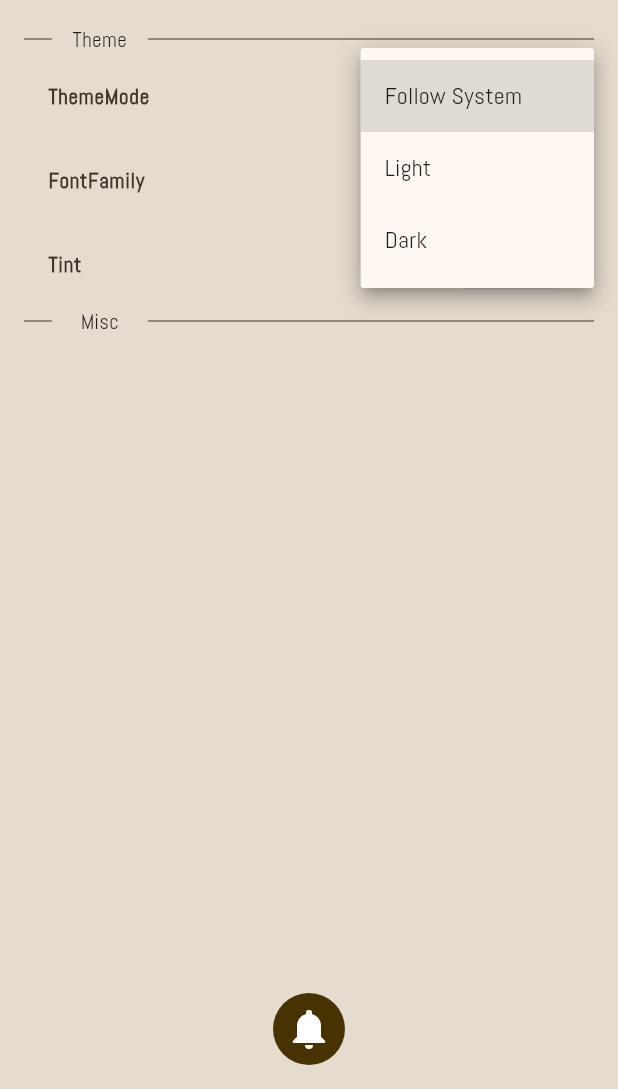
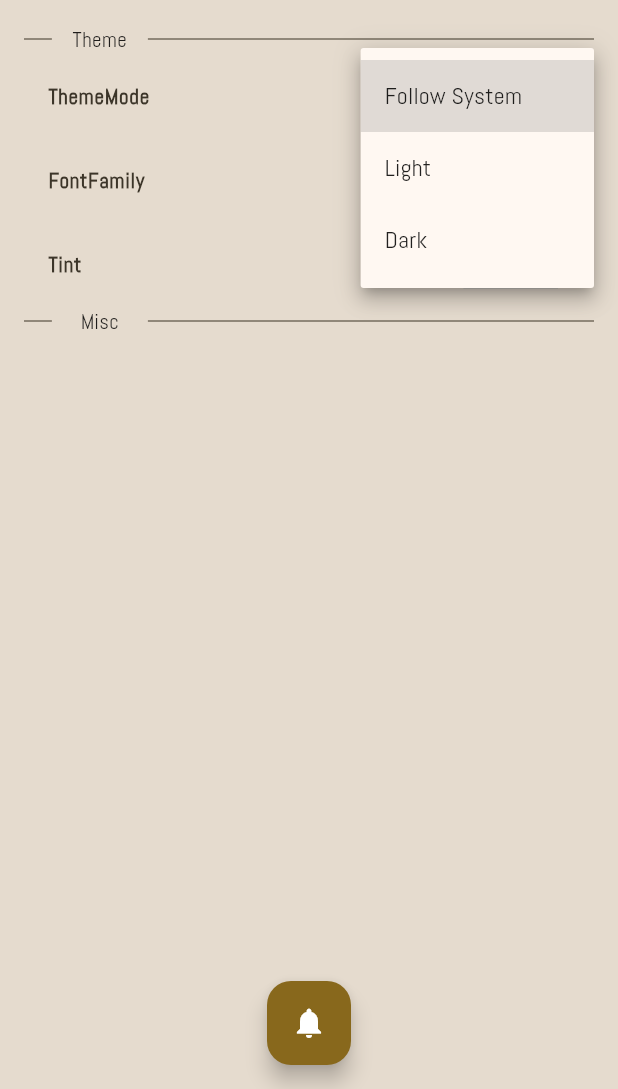
Before and after one commit to undefinedpatient/idea_cache, a Flutter app: the screen it shows after launch, after a tap on "Follow System", on a phone screen of 412 x 824 dp, the part 147-1236 px from its top. Run offline on Flutter 3.47's test engine with Material 3 defaults, Android fonts, the phone set to English and light mode, and no system bars; our stand-ins replace file_picker, flutter_local_notifications, flutter_timezone, shared_preferences, timezone; missing offline and left inert: flutter_quill, window_manager.

Commit message:
Updated complete phone basic ui

```diff
--- a/lib/component/reminderbutton.dart
+++ b/lib/component/reminderbutton.dart
@@ -86,27 +86,24 @@ class _ICReminderButtonState extends State<ICReminderButton> {
         .split('.')[0];
     return Consumer<ICNotificationHandler>(
       builder: (context, handler, child) {
-        return IconButton.filled(
-          style: ButtonStyle(
-            backgroundColor: WidgetStateColor.fromMap({
-              WidgetState.any: (reminder?.status == reminderStatus.TRIGGERED)
-                  ? Colors.yellow.shade700
-                  : Theme.of(context).colorScheme.primary,
-            }),
-          ),
-          onPressed: widget.onTap,
-
-          icon: (reminder != null)
-              ? Row(
+        return (reminder == null)
+            ? FloatingActionButton(
+                onPressed: widget.onTap,
+                child: const Icon(Icons.notifications),
+              )
+            : FloatingActionButton.extended(
+                // style: ButtonStyle(
+                //   backgroundColor: WidgetStateColor.fromMap({
+                //     WidgetState.any: (reminder?.status == reminderStatus.TRIGGERED)
+                //         ? Colors.yellow.shade700
+                //         : Theme.of(context).colorScheme.primary,
+                //   }),
+                // ),
+                onPressed: widget.onTap,
+                label: Row(
                   spacing: 8,
                   mainAxisSize: MainAxisSize.min,
                   children: [
-                    Icon(
-                      (reminder.status == reminderStatus.TRIGGERED)
-                          ? Icons.notifications_active
-                          : Icons.notifications,
-                      size: 32,
-                    ),
                     Text(
                       reminder.name,
                       style: TextStyle(
@@ -121,9 +118,14 @@ class _ICReminderButtonState extends State<ICReminderButton> {
                       ),
                     ),
                   ],
-                )
-              : const Icon(Icons.notifications, size: 32),
-        );
+                ),
+                icon: Icon(
+                  (reminder.status == reminderStatus.TRIGGERED)
+                      ? Icons.notifications_active
+                      : Icons.notifications,
+                  size: 32,
+                ),
+              );
       },
     );
   }
--- a/lib/main.dart
+++ b/lib/main.dart
@@ -1,6 +1,7 @@
 import 'dart:io';
 
 import 'package:flutter/material.dart';
+import 'package:flutter/services.dart';
 import 'package:idea_cache/app.dart';
 import 'package:idea_cache/notificationhandler.dart';
 import 'package:idea_cache/userpreferences.dart';
@@ -15,6 +16,11 @@ void main() async {
     await windowManager.ensureInitialized();
     await windowManager.setMinimumSize(const Size(420, 420));
     windowManager.setAlwaysOnTop(ICUserPreferences().windowPinValue);
+  } else {
+    await SystemChrome.setPreferredOrientations([
+      DeviceOrientation.portraitUp,
+      DeviceOrientation.portraitDown,
+    ]);
   }
 
   runApp(const ICApp());
--- a/lib/page/reminderview.dart
+++ b/lib/page/reminderview.dart
@@ -1,3 +1,4 @@
+import 'dart:io';
 import 'dart:ui';
 
 import 'package:flutter/material.dart';
@@ -60,10 +61,10 @@ class _ICNotificationState extends State<ICReminderView> {
         backgroundColor: Theme.of(context).colorScheme.surfaceContainerHigh,
         // padding: EdgeInsets.all(16),
         appBar: AppBar(
-          toolbarHeight: 42,
+          toolbarHeight: (Platform.isAndroid) ? 64 : 42,
           backgroundColor: Theme.of(context).colorScheme.surfaceTint,
           leading: IconButton(
-            iconSize: 24,
+            iconSize: (Platform.isAndroid) ? 32 : 24,
             color: Theme.of(context).colorScheme.inversePrimary,
             onPressed: () {
               if (isCreationView) {
@@ -89,7 +90,7 @@ class _ICNotificationState extends State<ICReminderView> {
           actionsPadding: EdgeInsets.fromLTRB(8, 0, 8, 0),
           actions: [
             IconButton(
-              iconSize: 24,
+              iconSize: (Platform.isAndroid) ? 32 : 24,
               color: Theme.of(context).colorScheme.inversePrimary,
               onPressed: () {
                 setState(() {
```
